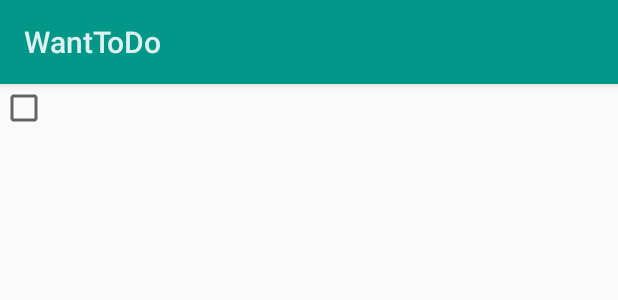
After one commit to yejingchen/WantToDo, an Android app: the layout to_do_item_checkbox_text.xml on its own in the app's theme, with its tools: preview values and no code run, on a phone screen of 412 x 824 dp. The commit adds this screen. Shown: the top 300 px of the screen. Run offline under Robolectric (Android 15) with nearby library versions, the phone set to English and light mode, and no system bars.

Commit message:
Check and delete feature working, without updating UI after deletion

```diff
--- /dev/null
+++ b/app/src/main/res/layout/to_do_item_checkbox_text.xml
@@ -0,0 +1,16 @@
+<?xml version="1.0" encoding="utf-8"?>
+<LinearLayout xmlns:android="http://schemas.android.com/apk/res/android"
+android:orientation="horizontal" android:layout_width="match_parent"
+android:layout_height="@dimen/todoitem_height">
+
+<CheckBox
+    android:layout_width="wrap_content"
+    android:layout_height="wrap_content"
+    android:id="@+id/todoitem_checkbox_text" />
+
+<TextView
+    android:layout_width="0dp"
+    android:layout_height="wrap_content"
+    android:id="@+id/todoitem_text"
+    android:layout_weight="1" />
+</LinearLayout>
--- a/app/src/main/res/layout/to_do_list_item_layout.xml
+++ b/app/src/main/res/layout/to_do_list_item_layout.xml
@@ -6,8 +6,7 @@
     <CheckBox
         android:layout_width="48dp"
         android:layout_height="48dp"
-        android:id="@+id/ToDoItemFinished"
-        android:gravity="center_vertical" />
+        android:id="@+id/ToDoItemFinished" />
 
     <TextView
         android:layout_width="0dp"
@@ -28,7 +27,6 @@
         android:layout_width="wrap_content"
         android:layout_height="wrap_content"
         android:text="@string/to_do_item_delete"
-        android:id="@+id/ToDoItemDelete"
-        android:onClick="removeToDoItem" />
+        android:id="@+id/ToDoItemDelete" />
 
 </LinearLayout>
--- a/app/src/main/res/values/dimens.xml
+++ b/app/src/main/res/values/dimens.xml
@@ -5,4 +5,5 @@
 
     <dimen name="fab_button_margin_bottom">16dp</dimen>
     <dimen name="fab_button_margin_right">16dp</dimen>
+    <dimen name="todoitem_height">64dp</dimen>
 </resources>
```
Also changed, not shown: app/src/main/java/me/yejingchen/wanttodo/MainActivity.java (+14 -29 lines), app/src/main/java/me/yejingchen/wanttodo/ToDoItemAdapter.java (+4 -5 lines), app/src/main/java/me/yejingchen/wanttodo/ToDoListAdapter.java (+21 -39 lines), app/src/main/res/layout/activity_main.xml (+8 -7 lines), app/src/main/res/layout/to_do_item_delete_button.xml (added, +11 -0 lines).
